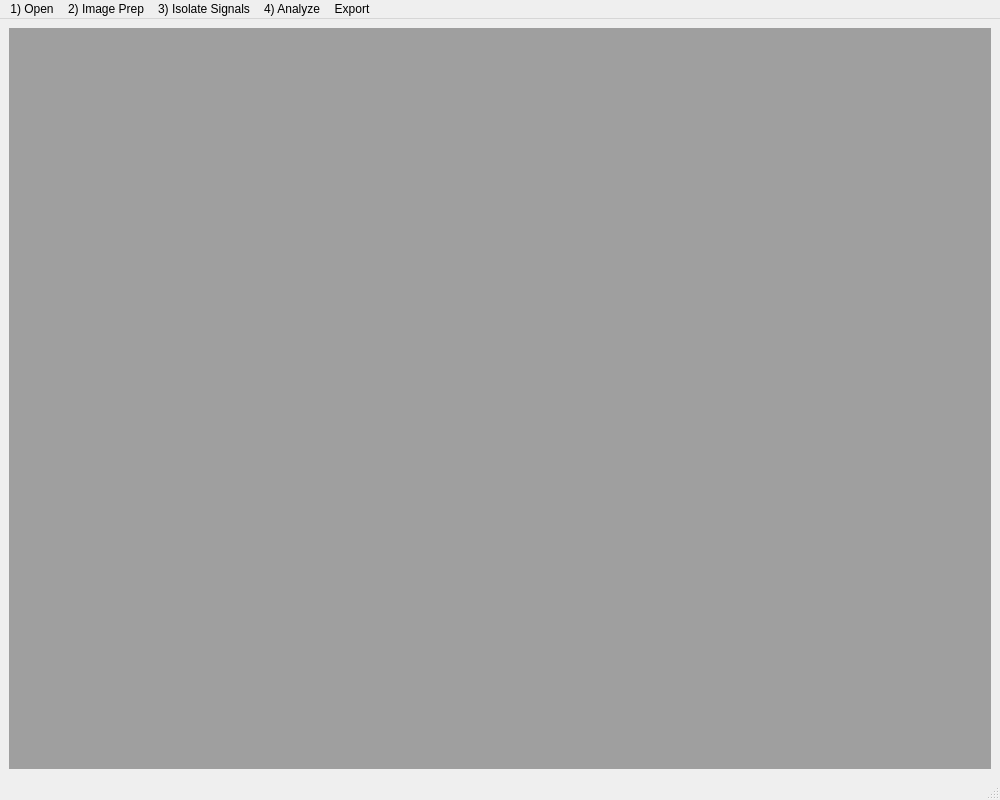
Before: the Qt Designer form src/ui/KairoSightMainMDI.ui in kairosight/KairoSight, drawn with Qt 5.
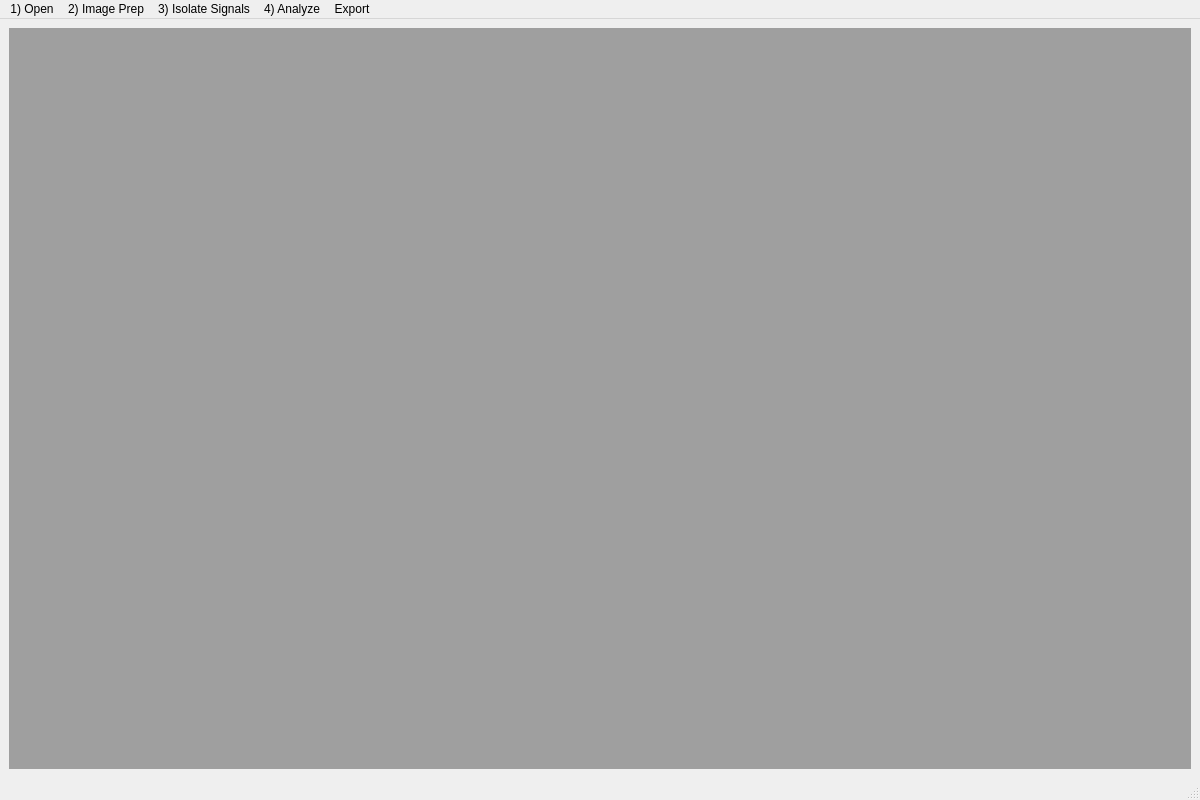
After: the same form once the commit is applied.

Patch:
```diff
--- a/src/ui/KairoSightMainMDI.ui
+++ b/src/ui/KairoSightMainMDI.ui
@@ -6,10 +6,16 @@
    <rect>
     <x>0</x>
     <y>0</y>
-    <width>1000</width>
+    <width>1200</width>
     <height>800</height>
    </rect>
   </property>
+  <property name="sizePolicy">
+   <sizepolicy hsizetype="Preferred" vsizetype="Preferred">
+    <horstretch>0</horstretch>
+    <verstretch>0</verstretch>
+   </sizepolicy>
+  </property>
   <property name="windowTitle">
    <string>MVP1</string>
   </property>
@@ -29,7 +35,7 @@
     <rect>
      <x>0</x>
      <y>0</y>
-     <width>1000</width>
+     <width>1200</width>
      <height>21</height>
     </rect>
    </property>
```
Left out of the diff: 12 changed lines with no effect on the pictures.
